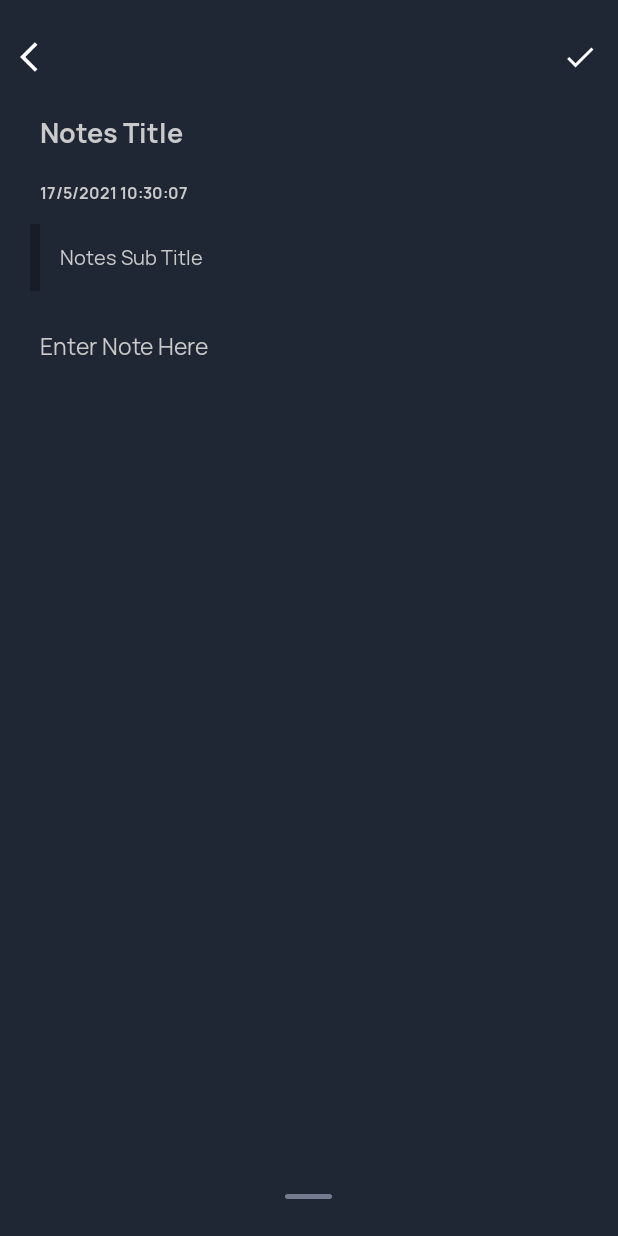
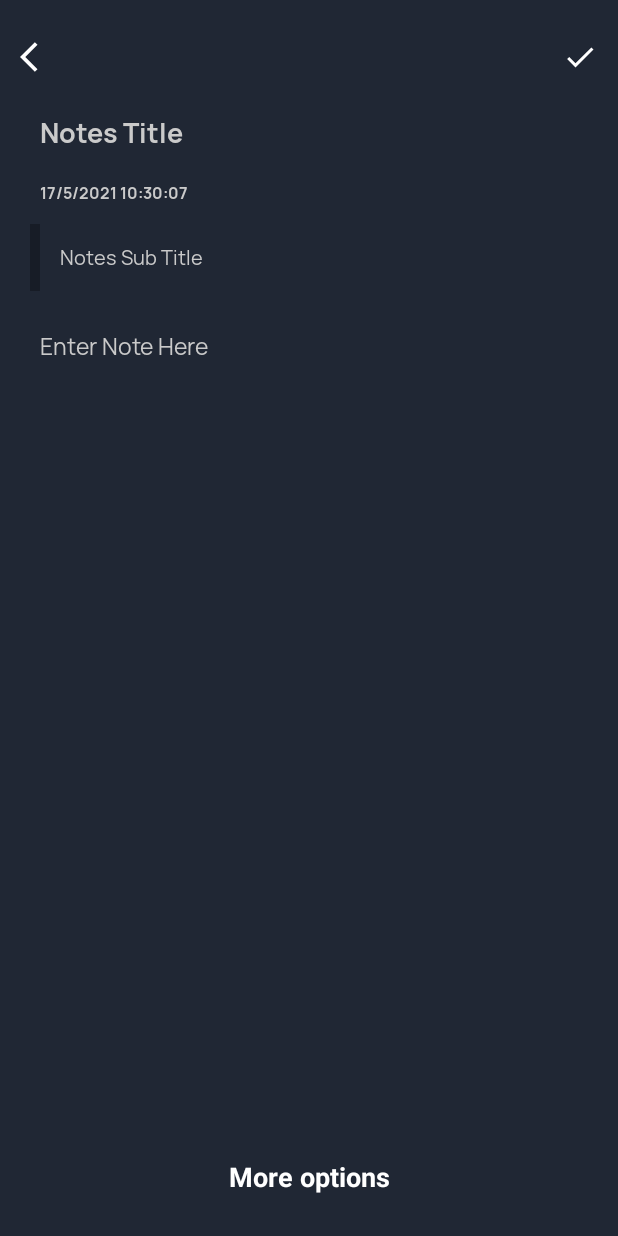
Before and after one commit to AndroDevKec/Kotlin_note_app, an Android app: the screen it shows after launch (MainActivity), after a tap on an icon or button, on a phone screen of 412 x 824 dp. Run offline under Robolectric (Android 15) with nearby library versions, the phone set to English and light mode, and no system bars; our stand-ins replace Room's generated code, sdp/ssp sizes; libraries missing offline, so code that uses them is left out: com.theartofdev.edmodo, pub.devrel.easypermissions.

Commit message:
more options

```diff
--- a/app/src/main/res/layout/fragment_create_note.xml
+++ b/app/src/main/res/layout/fragment_create_note.xml
@@ -259,12 +259,18 @@
         app:layout_constraintEnd_toEndOf="parent"
         app:layout_constraintStart_toStartOf="parent">
 
-        <ImageView
+        <TextView
+            android:layout_width="match_parent"
+            android:layout_height="24.00dp"
             android:id="@+id/imgMore"
-            android:layout_width="@dimen/_24sdp"
-            android:layout_height="@dimen/_24sdp"
-            android:layout_gravity="center"
-            android:src="@drawable/img_bar" />
+            android:gravity="center"
+            android:textColor="@color/ColorWhite"
+            android:textStyle="bold"
+            android:textSize="18.00dp"
+            android:text="More options"
+
+            />
+
     </FrameLayout>
 
 
```
